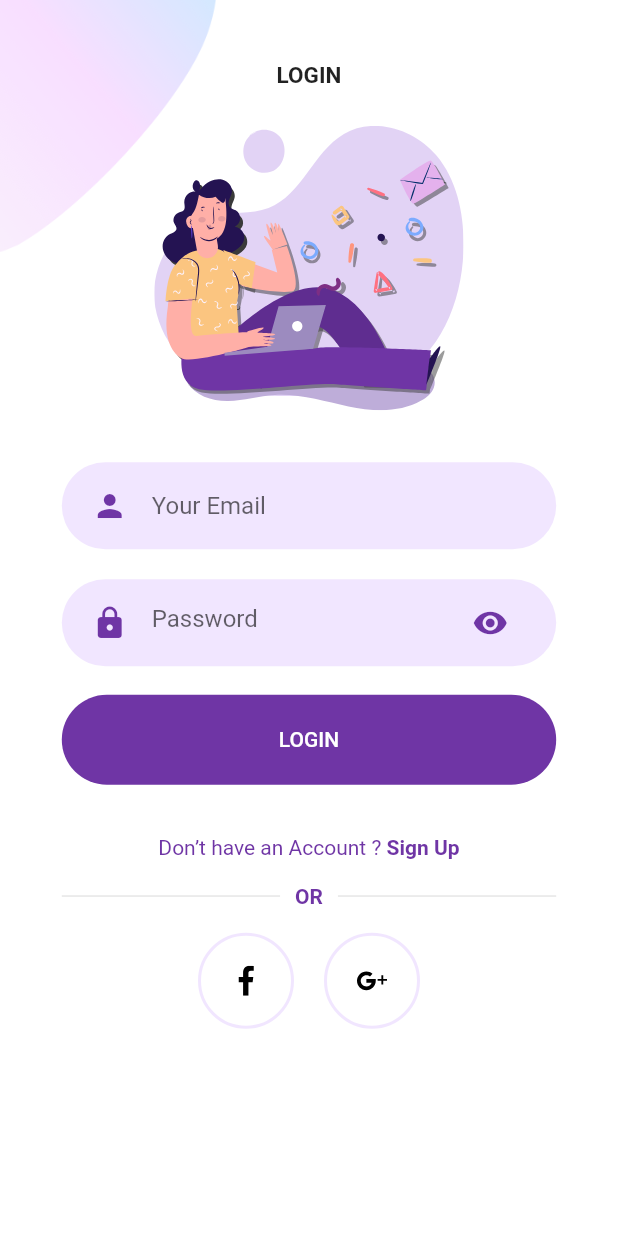
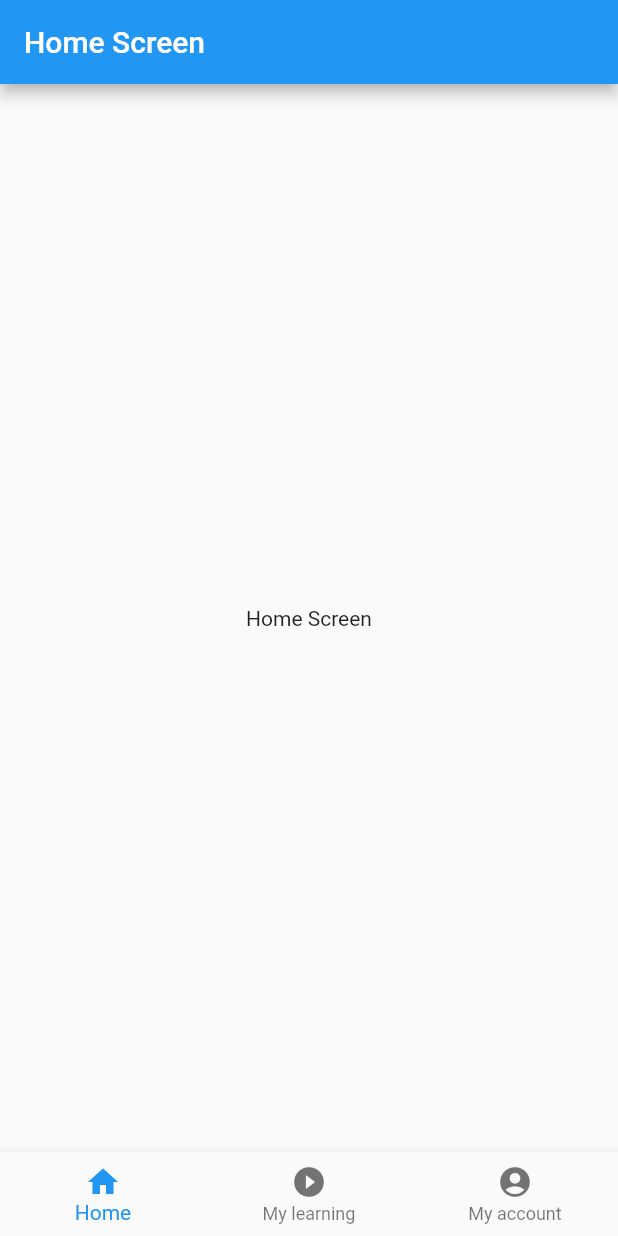
Before and after one commit to AbhaySingh15/flutter_firebase_app, a Flutter app: the screen it shows after launch, on a phone screen of 412 x 824 dp. Run offline on Flutter 3.47's test engine with Material 2 defaults, Android fonts, the phone set to English and light mode, and no system bars; our stand-ins replace cached_network_image, firebase_auth, firebase_core, flutter_svg, google_sign_in; missing offline and left inert: flutter_facebook_auth; accounts and stored records are empty.

Commit message:
Main screen and bottom navigation bar

```diff
--- a/lib/Screens/Login/components/body.dart
+++ b/lib/Screens/Login/components/body.dart
@@ -42,7 +42,7 @@ class _BodyState extends State<Body> {
               SizedBox(height: size.height * 0.03),
               SvgPicture.asset(
                 "assets/icons/login.svg",
-                height: size.height * 0.23,
+                height: size.height * 0.33,
               ),
               SizedBox(height: size.height * 0.03),
               RoundedInputField(
--- /dev/null
+++ b/lib/Screens/MainScreen/HomeScreen/home_screen.dart
@@ -0,0 +1,14 @@
+import 'package:flutter/material.dart';
+
+class HomeScreen extends StatelessWidget {
+  const HomeScreen({Key? key}) : super(key: key);
+
+  @override
+  Widget build(BuildContext context) {
+    return Scaffold(
+      body: Center(
+        child: Text("Home Screen"),
+      ),
+    );
+  }
+}
--- /dev/null
+++ b/lib/Screens/MainScreen/main_screen.dart
@@ -0,0 +1,51 @@
+import 'package:flutter/widgets.dart';
+import 'package:flutter/material.dart';
+import 'package:flutter_auth/Screens/MainScreen/MyAccountScreen/my_account.dart';
+import 'HomeScreen/home_screen.dart';
+import 'MyLearningScreen/my_learning_screen.dart';
+
+class MainScreen extends StatefulWidget {
+  const MainScreen({Key? key}) : super(key: key);
+
+  @override
+  State<MainScreen> createState() => _MainScreenState();
+}
+
+class _MainScreenState extends State<MainScreen> {
+  List<Widget> pageList = [
+    HomeScreen(),
+    MyLearningScreen(),
+    MyAccountScreen(),
+  ];
+  int _selectedIndex = 0;
+  void _onItemTapped(int index) {
+    setState(() {
+      _selectedIndex = index;
+    });
+  }
+
+  @override
+  Widget build(BuildContext context) {
+    return MaterialApp(
+      home: Scaffold(
+        appBar: AppBar(
+          title: Text("Home Screen"),
+        ),
+        body: pageList[_selectedIndex],
+        bottomNavigationBar: BottomNavigationBar(
+          items: [
+            BottomNavigationBarItem(icon: Icon(Icons.home), label: 'Home'),
+            BottomNavigationBarItem(
+              icon: Icon(Icons.play_circle_fill),
+              label: 'My learning',
+            ),
+            BottomNavigationBarItem(
+                icon: Icon(Icons.account_circle), label: 'My account')
+          ],
+          currentIndex: _selectedIndex,
+          onTap: _onItemTapped,
+        ),
+      ),
+    );
+  }
+}
--- a/lib/Utils/routes.dart
+++ b/lib/Utils/routes.dart
@@ -1,13 +1,13 @@
 import 'package:flutter_auth/Screens/Login/login_screen.dart';
+import 'package:flutter_auth/Screens/MainScreen/main_screen.dart';
 import 'package:flutter_auth/Screens/Signup/signup_screen.dart';
-import 'package:flutter_auth/Screens/Welcome/welcome_screen.dart';
 import 'package:flutter_auth/Screens/logged_in.dart';
 import 'package:flutter_auth/Services/authentication.dart';
 
 class Routes {
   static final signUpScreen = (context) => SignUpScreen();
   static final loginScreen = (context) => LoginScreen();
-  static final welcomeScreen = (context) => WelcomeScreen();
   static final firebaseAuthentication = (context) => Authentication();
   static final loggedInScreen = (context) => LoggedIN();
+  static final homeScreen = (context) => MainScreen();
 }
--- a/lib/main.dart
+++ b/lib/main.dart
@@ -27,11 +27,10 @@ class _MyAppState extends State<MyApp> {
           primaryColor: Consts.kPrimaryColor,
           scaffoldBackgroundColor: Colors.white,
         ),
-        darkTheme: ThemeData(
-            primaryColor: Consts.kPrimaryColor, brightness: Brightness.dark),
+        // darkTheme: ThemeData(
+        //     primaryColor: Consts.kPrimaryColor, brightness: Brightness.dark),
         routes: {
-          '/': Routes.firebaseAuthentication,
-          // '/welcomeScreen': Routes.welcomeScreen,
+          '/': Routes.homeScreen,
           '/signUpScreen': Routes.signUpScreen,
           '/loginScreen': Routes.loginScreen,
           '/loggedInScreen': Routes.loggedInScreen,
```
Also changed, not shown: lib/Screens/MainScreen/MyAccountScreen/my_account.dart (added, +14 -0 lines), lib/Screens/MainScreen/MyLearningScreen/my_learning_screen.dart (added, +14 -0 lines), lib/Screens/Welcome/components/background.dart (deleted, +0 -40 lines), lib/Screens/Welcome/components/body.dart (deleted, +0 -62 lines), lib/Screens/Welcome/welcome_screen.dart (deleted, +0 -11 lines), lib/Screens/new_login_screen.dart (deleted, +0 -14 lines), pubspec.lock.
